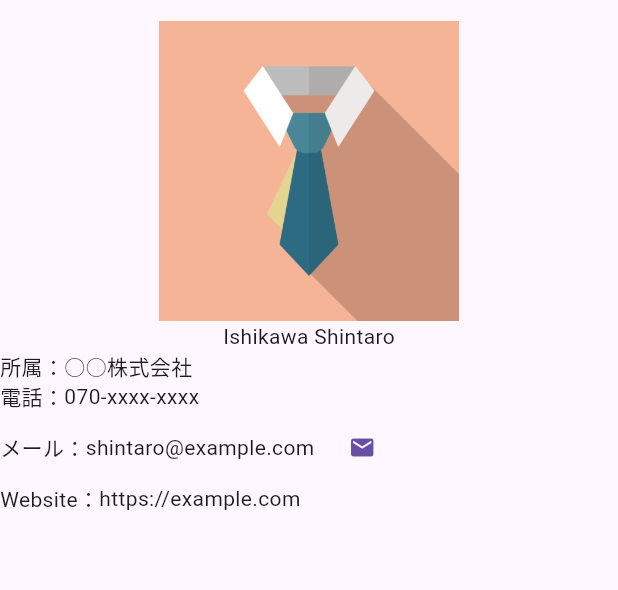
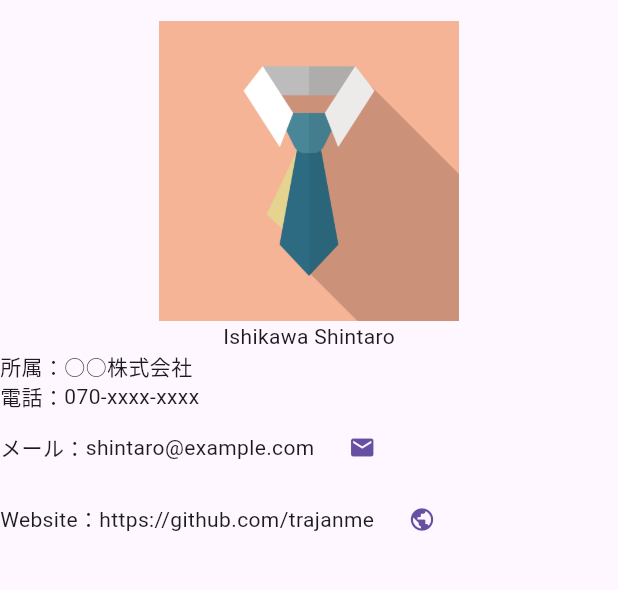
Before and after one commit to trajanme/profile, a Flutter app: the screen it shows after launch, on a phone screen of 412 x 824 dp, the part 63-653 px from its top. Run offline on Flutter 3.47's test engine with Material 3 defaults, Android fonts, the phone set to English and light mode, and no system bars.

Commit message:
added website button

```diff
--- a/lib/main.dart
+++ b/lib/main.dart
@@ -11,6 +11,7 @@ class MyApp extends StatelessWidget {
   final String mailAddress = 'flutter.database@gmail.com';
   final String mailTitle = '件名';
   final String mailContents = 'メール本文';
+  final String website = 'https://github.com/trajanme';
 
   Future<void> launchURL(String url) async {
     if (!await launchUrl(Uri.parse(url))) {
@@ -51,8 +52,16 @@ class MyApp extends StatelessWidget {
                       child: const Icon(Icons.mail))
                 ],
               ),
-              const Row(
-                children: [Text('Website：'), Text('https://example.com')],
+              Row(
+                children: [
+                  const Text('Website：'),
+                  Text(website),
+                  TextButton(
+                      onPressed: () async {
+                        launchURL(website);
+                      },
+                      child: const Icon(Icons.public))
+                ],
               )
             ],
           ),
```
